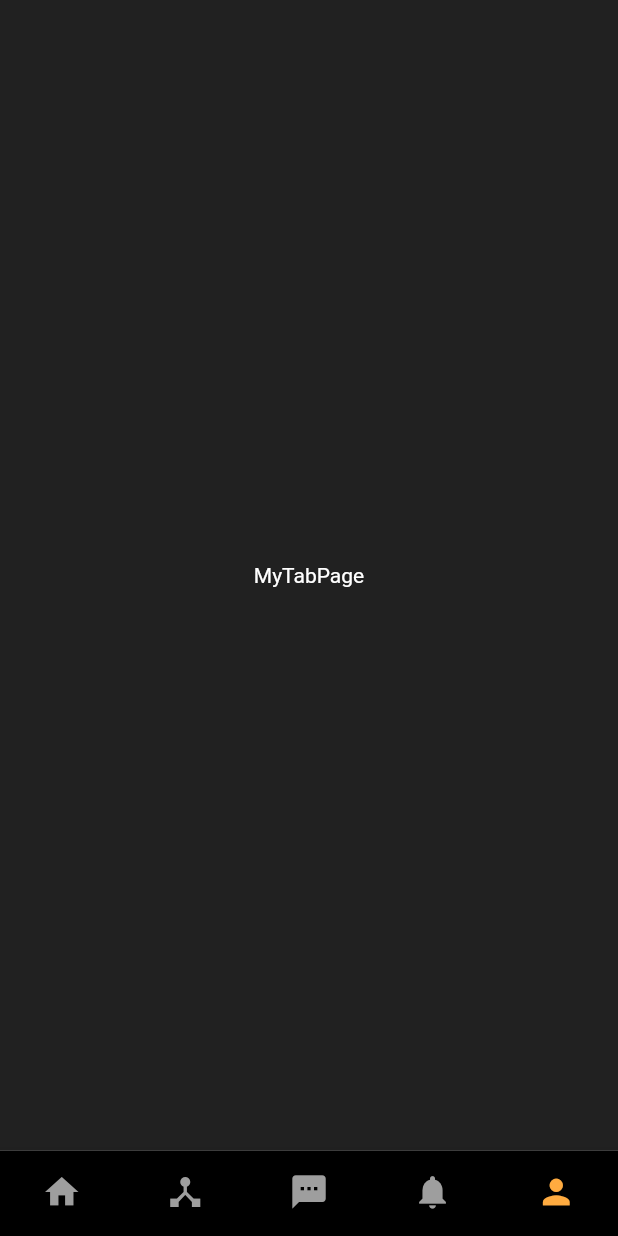
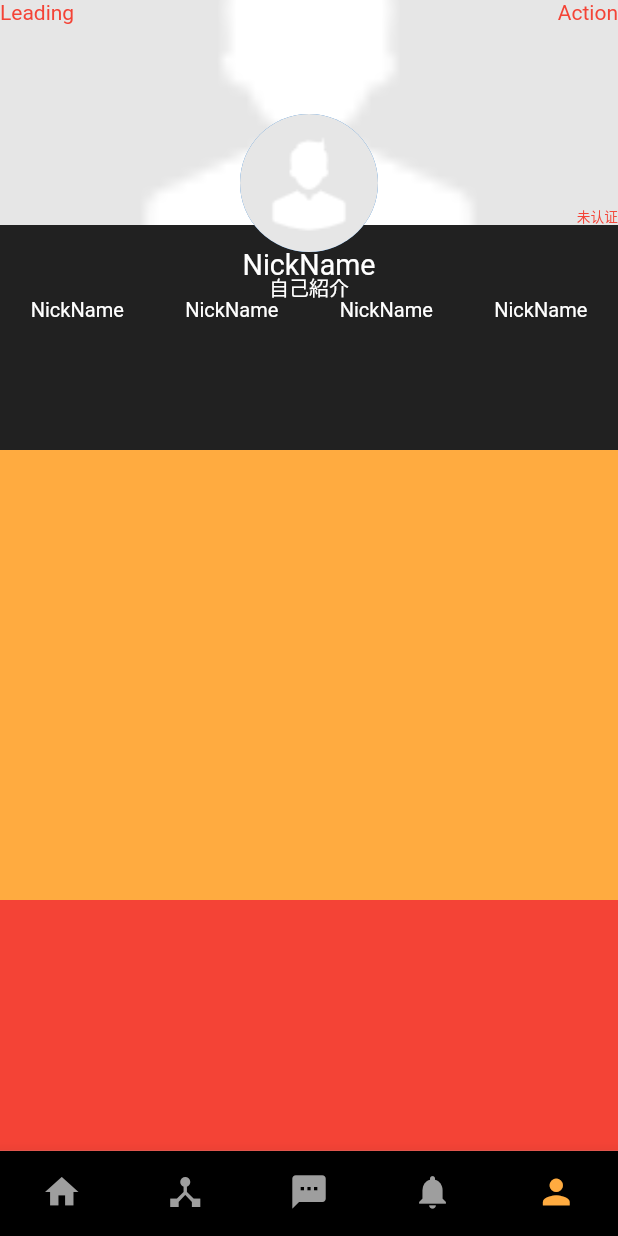
Before and after one commit to Junesui/flutter_yay, a Flutter app: the screen it shows after launch, swiped to page 5, on a phone screen of 412 x 824 dp. Run offline on Flutter 3.47's test engine with Material 2 defaults, Android fonts, the phone set to English and light mode, and no system bars; drawn by our look-alikes of pull_to_refresh; our stand-ins replace cached_network_image, dio, event_bus, flutter_screenutil, flutter_spinkit; network calls fail; statements that could not run were skipped.

Commit message:
搭建好 profile page

```diff
--- /dev/null
+++ b/lib/page/profile/profile_page.dart
@@ -0,0 +1,175 @@
+import 'package:flutter/material.dart';
+import 'package:imitate_yay/constant/common_constant.dart';
+import 'package:imitate_yay/widget/my_text.dart';
+
+class ProfilePage extends StatefulWidget {
+  const ProfilePage({Key? key}) : super(key: key);
+
+  @override
+  _ProfilePageState createState() => _ProfilePageState();
+}
+
+class _ProfilePageState extends State<ProfilePage> {
+  @override
+  Widget build(BuildContext context) {
+    return Scaffold(
+      body: NestedScrollView(
+        headerSliverBuilder: (BuildContext context, bool innerBoxIsScrolled) {
+          return <Widget>[
+            SliverAppBar(
+              leading: Text(
+                "Leading",
+                style: TextStyle(color: Colors.red),
+              ),
+              actions: [
+                Text(
+                  "Action",
+                  style: TextStyle(color: Colors.red),
+                ),
+              ],
+              pinned: true,
+              expandedHeight: 200,
+              flexibleSpace: FlexibleSpaceBar(
+                collapseMode: CollapseMode.pin,
+                background: Stack(
+                  children: [
+                    Column(
+                      crossAxisAlignment: CrossAxisAlignment.stretch,
+                      children: [
+                        Expanded(
+                          flex: 3,
+                          child: Stack(
+                            children: [
+                              Column(
+                                crossAxisAlignment: CrossAxisAlignment.stretch,
+                                children: [
+                                  Expanded(
+                                    child: Image.asset(
+                                      "images/avatar.jpg",
+                                      fit: BoxFit.cover,
+                                    ),
+                                  ),
+                                ],
+                              ),
+                              Align(
+                                alignment: Alignment.bottomRight,
+                                child: MyText(
+                                  text: "未认证",
+                                  color: Colors.red,
+                                ),
+                              ),
+                            ],
+                          ),
+                        ),
+                        const Expanded(
+                          flex: 1,
+                          child: SizedBox(),
+                        ),
+                      ],
+                    ),
+                    Align(
+                      alignment: Alignment.bottomCenter,
+                      child: Column(
+                        mainAxisAlignment: MainAxisAlignment.end,
+                        children: const [
+                          CircleAvatar(
+                            radius: 46,
+                            backgroundImage: AssetImage("images/avatar.jpg"),
+                          ),
+                          MyText(
+                            text: "NickName",
+                            fontSize: 50,
+                          ),
+                          MyText(
+                            text: "自己紹介",
+                            fontSize: 35,
+                          ),
+                        ],
+                      ),
+                    ),
+                  ],
+                ),
+              ),
+              backgroundColor: CommonConstant.primaryBackGroundColor,
+            ),
+            // appbar区域
+            SliverPersistentHeader(
+              pinned: true,
+              delegate: StickyTabBarDelegate(
+                child: Container(
+                  child: Column(
+                    children: [
+                      Row(
+                        mainAxisAlignment: MainAxisAlignment.spaceAround,
+                        children: [
+                          MyText(
+                            text: "NickName",
+                            fontSize: 35,
+                          ),
+                          MyText(
+                            text: "NickName",
+                            fontSize: 35,
+                          ),
+                          MyText(
+                            text: "NickName",
+                            fontSize: 35,
+                          ),
+                          MyText(
+                            text: "NickName",
+                            fontSize: 35,
+                          ),
+                        ],
+                      )
+                    ],
+                  ),
+                ),
+              ),
+            ),
+          ];
+        },
+        body: MediaQuery.removePadding(
+          context: context,
+          removeTop: true,
+          child: ListView(
+            children: [
+              Container(
+                height: 300,
+                color: Colors.orangeAccent,
+              ),
+              Container(
+                height: 300,
+                color: Colors.red,
+              ),
+              Container(
+                height: 300,
+                color: Colors.blue,
+              ),
+            ],
+          ),
+        ),
+      ),
+    );
+  }
+}
+
+class StickyTabBarDelegate extends SliverPersistentHeaderDelegate {
+  final Widget child;
+
+  StickyTabBarDelegate({required this.child});
+
+  @override
+  Widget build(BuildContext context, double shrinkOffset, bool overlapsContent) {
+    return child;
+  }
+
+  @override
+  double get maxExtent => 100;
+
+  @override
+  double get minExtent => 100;
+
+  @override
+  bool shouldRebuild(SliverPersistentHeaderDelegate oldDelegate) {
+    return true;
+  }
+}
--- a/lib/page/tab/my_tab_page.dart
+++ /dev/null
@@ -1,20 +0,0 @@
-import 'package:flutter/material.dart';
-
-class MyTabPage extends StatefulWidget {
-  const MyTabPage({Key? key}) : super(key: key);
-
-  @override
-  _MyTabPageState createState() => _MyTabPageState();
-}
-
-class _MyTabPageState extends State<MyTabPage> {
-  @override
-  Widget build(BuildContext context) {
-    return const Center(
-      child: Text(
-        "MyTabPage",
-        style: TextStyle(color: Colors.white),
-      ),
-    );
-  }
-}
--- /dev/null
+++ b/lib/page/tab/profile_tab_page.dart
@@ -0,0 +1,16 @@
+import 'package:flutter/material.dart';
+import 'package:imitate_yay/page/profile/profile_page.dart';
+
+class ProfileTabPage extends StatefulWidget {
+  const ProfileTabPage({Key? key}) : super(key: key);
+
+  @override
+  _ProfileTabPageState createState() => _ProfileTabPageState();
+}
+
+class _ProfileTabPageState extends State<ProfileTabPage> {
+  @override
+  Widget build(BuildContext context) {
+    return ProfilePage();
+  }
+}
--- a/lib/page/tab/tabs.dart
+++ b/lib/page/tab/tabs.dart
@@ -5,7 +5,7 @@ import 'package:imitate_yay/page/tab/chat_tab_page.dart';
 import 'package:imitate_yay/page/tab/circle_tab_page.dart';
 import 'package:imitate_yay/page/tab/home_tab_page.dart';
 import 'package:imitate_yay/page/tab/message_tab_page.dart';
-import 'package:imitate_yay/page/tab/my_tab_page.dart';
+import 'package:imitate_yay/page/tab/profile_tab_page.dart';
 import 'package:imitate_yay/util/event_bus_util.dart';
 import 'package:imitate_yay/util/screen_util.dart';
 
@@ -25,7 +25,7 @@ class _TabsState extends State<Tabs> with AutomaticKeepAliveClientMixin {
     CircleTabPage(),
     ChatTabPage(),
     MessageTabPage(),
-    MyTabPage(),
+    ProfileTabPage(),
   ];
 
   @override
```
